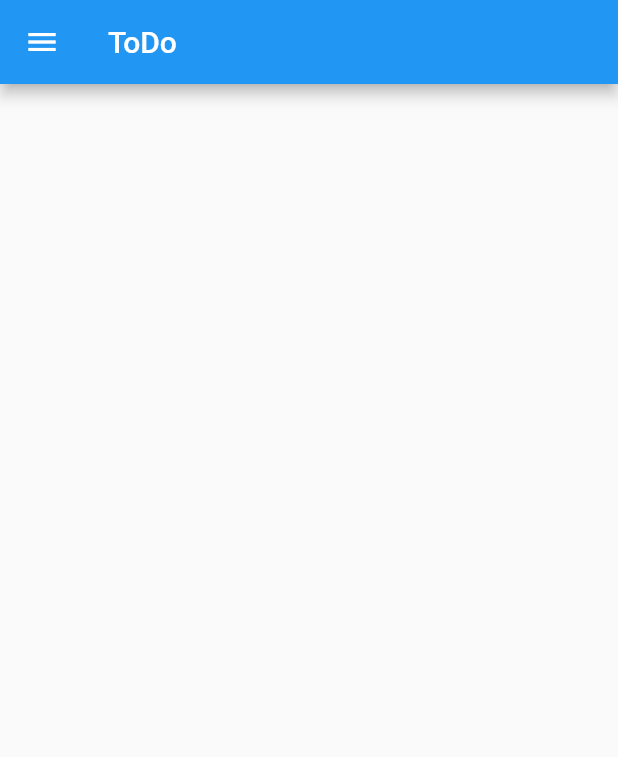
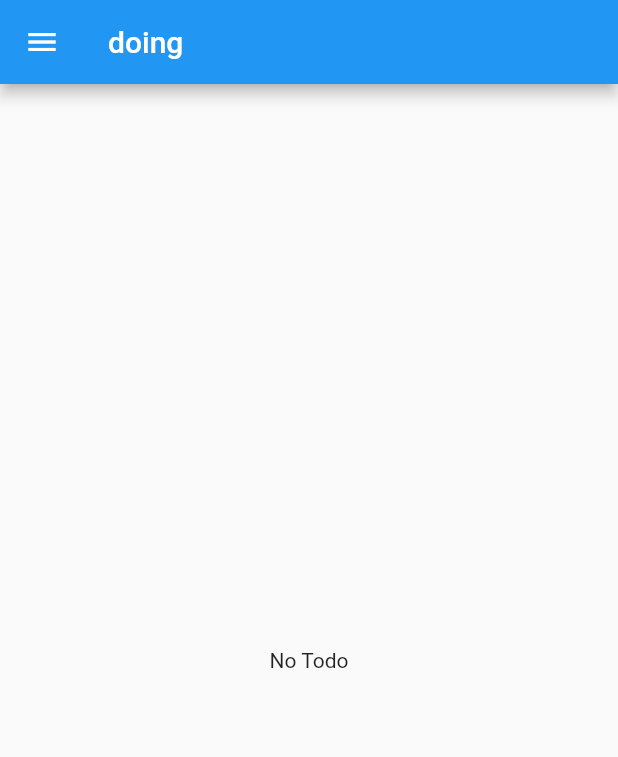
Before and after one commit to mitubaEX/TerakoyaWatch, a Flutter app: the screen it shows after launch, in the side drawer, after a tap on the "add" icon, on a phone screen of 412 x 824 dp. Shown: the top 757 px of the screen. Run offline on Flutter 3.47's test engine with Material 2 defaults, Android fonts, the phone set to English and light mode, and no system bars.

Commit message:
fix drawer header icon

```diff
--- a/flutter_app/lib/ui/app.dart
+++ b/flutter_app/lib/ui/app.dart
@@ -13,14 +13,14 @@ class App extends StatelessWidget {
       theme: new ThemeData(
         primarySwatch: Colors.blue,
       ),
-      home: new MyHomePage(false),
+      home: new MyHomePage(complete: false,),
     );
   }
 }
 
 class MyHomePage extends StatefulWidget {
   bool complete;
-  MyHomePage(this.complete);
+  MyHomePage({this.complete});
 
   @override
   _MyHomePage createState() => new _MyHomePage(this.complete);
@@ -56,62 +56,26 @@ class _MyHomePage extends State<MyHomePage> {
     print(this.complete);
   }
 
+  String getTitle(){
+    if(this.complete)
+      return 'done';
+    return 'doing';
+  }
+
 
   @override
   build(BuildContext context){
     return new Scaffold(
       appBar: new AppBar(
-        title: new Text('ToDo'),
+        title: new Text(getTitle()),
       ),
       drawer: new MyDrawer(
         complete: this.complete,
-//        changeTrueComplete: (){
-//          setState((){
-//            this.complete = true;
-//          });
-//        },
-//        changeFalseComplete: (){
-//          setState((){
-//            this.complete = false;
-//          });
-//        },
       ),
       body: new Center(
           child: new TodoList(todoList: this._todoList, completeCondition: this.complete,),
       ),
       floatingActionButton: new FloatingActionButton(
-//        onPressed: () async {
-//          await showDialog(
-//            context: context,
-//            child: new SimpleDialog(
-//              title: const Text('Create Todo'),
-//              children: <Widget>[
-//                new Text('hello'),
-//                new Center(
-//                  child: new Column(
-//                    children: <Widget>[
-//                      new ListTile(
-//                        leading: const Icon(Icons.bookmark),
-//                        title: new TextField(
-//                          controller: _controller,
-//                          decoration: new InputDecoration(
-//                            hintText: "Todo",
-//                          ),
-//                        ),
-//                      ),
-//                      new RaisedButton(
-//                        color: Colors.blue,
-//                        onPressed: () => _addTodo(_controller.text),
-//                        textColor: Colors.white,
-//                        child: new Text('add'),
-//                      ),
-//                    ],
-//                  ),
-//                ),
-//              ],
-//            ),
-//          );
-//        },
         onPressed: (){
           Navigator.push(context, new MaterialPageRoute(
             settings: const RouteSettings(name: '/create_todo'),
--- a/flutter_app/lib/ui/drawer.dart
+++ b/flutter_app/lib/ui/drawer.dart
@@ -41,7 +41,11 @@ class _MyDrawerState extends State<MyDrawer> {
           new Container(
             color: Colors.blue,
             child:  new DrawerHeader(
-              child: new Text('todo'),
+              child: new ListView(
+                  children: <Widget>[
+                    new Icon(Icons.bookmark, size: 100.0, color: Colors.white,),
+                    new Center(child: new Text('todo', style: new TextStyle(fontSize: 25.0),),)
+                  ]),
             ),
           ),
           new Column(
@@ -53,7 +57,7 @@ class _MyDrawerState extends State<MyDrawer> {
                   changeFalseComplete();
                   Navigator.push(context, new MaterialPageRoute(
                     settings: const RouteSettings(name: '/home'),
-                    builder: (BuildContext context) => new MyHomePage(this.complete),
+                    builder: (BuildContext context) => new MyHomePage(complete: this.complete,),
                   ));
                 },
                 selected: true ? !this.complete : true,
@@ -66,7 +70,7 @@ class _MyDrawerState extends State<MyDrawer> {
                   changeTrueComplete();
                   Navigator.push(context, new MaterialPageRoute(
                     settings: const RouteSettings(name: '/home'),
-                    builder: (BuildContext context) => new MyHomePage(this.complete),
+                    builder: (BuildContext context) => new MyHomePage(complete: this.complete,),
                   ));
                 },
               )
--- a/flutter_app/lib/ui/todo_list.dart
+++ b/flutter_app/lib/ui/todo_list.dart
@@ -6,7 +6,6 @@ import 'package:flutter_app/repository/repository_factory.dart';
 class TodoList extends StatefulWidget {
   bool completeCondition;
   List<Todo> todoList;
-  final RouteObserver<PageRoute> routeObserver = new RouteObserver<PageRoute>();
 
   TodoList({
     this.todoList,
@@ -14,11 +13,10 @@ class TodoList extends StatefulWidget {
   });
 
   @override
-  _TodoListState createState() => new _TodoListState(todoList, completeCondition, routeObserver);
+  _TodoListState createState() => new _TodoListState(todoList, completeCondition);
 }
 
-class _TodoListState extends State<TodoList> with RouteAware{
-  final RouteObserver<PageRoute> routeObserver;
+class _TodoListState extends State<TodoList>{
 
   List<Todo> todoList;
 
@@ -27,40 +25,7 @@ class _TodoListState extends State<TodoList> with RouteAware{
   _TodoListState(
       this.todoList,
       this.completeCondition,
-      this.routeObserver
       );
-
-  @override
-  void didChangeDependencies() {
-    super.didChangeDependencies();
-    routeObserver.subscribe(this, ModalRoute.of(context));
-  }
-
-  @override
-  void dispose() {
-    routeObserver.unsubscribe(this);
-    super.dispose();
-  }
-
-  // 上の画面がpopされて、この画面に戻ったときに呼ばれます
-  void didPopNext() {
-    debugPrint("didPopNext ${runtimeType}");
-  }
-
-  // この画面がpushされたときに呼ばれます
-  void didPush() {
-    debugPrint("didPush ${runtimeType}");
-  }
-
-  // この画面がpopされたときに呼ばれます
-  void didPop() {
-    debugPrint("didPop ${runtimeType}");
-  }
-
-  // この画面から新しい画面をpushしたときに呼ばれます
-  void didPushNext() {
-    debugPrint("didPushNext ${runtimeType}");
-  }
 
   @override
   void initState() {
@@ -73,6 +38,11 @@ class _TodoListState extends State<TodoList> with RouteAware{
 
   @override
   Widget build(BuildContext context) {
+    if(todoList.length == 0){
+      return new Center(
+        child: new Text('No Todo'),
+      );
+    }
     return new ListView.builder(
       itemBuilder: (BuildContext, int index) => new TodoItem(
         todo: todoList[index],
```
Also changed, not shown: flutter_app/lib/ui/todo_item.dart (+5 -4 lines).
